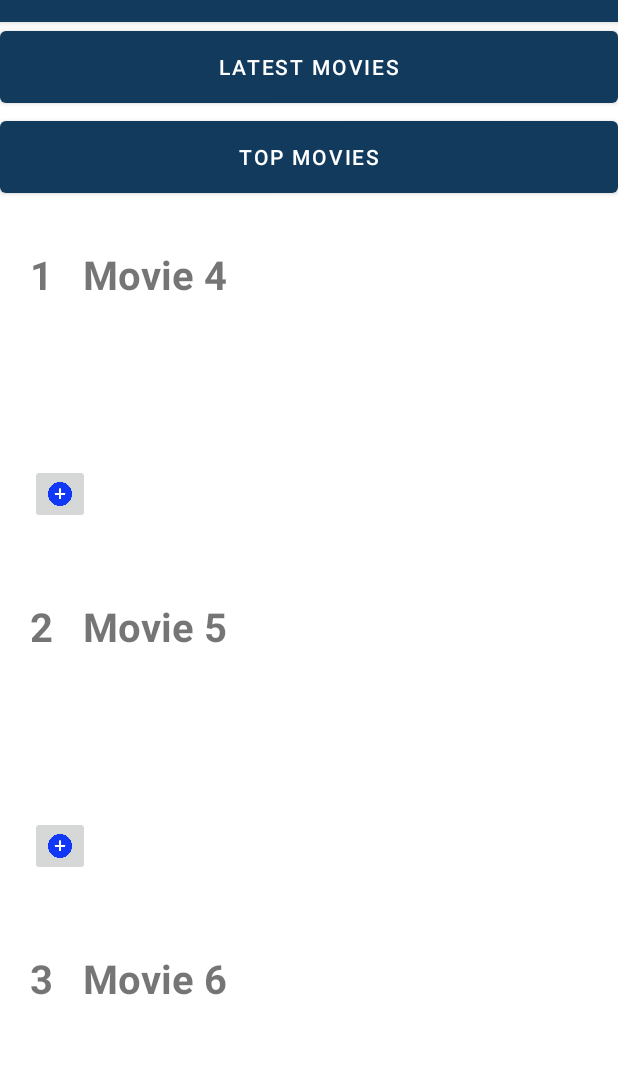
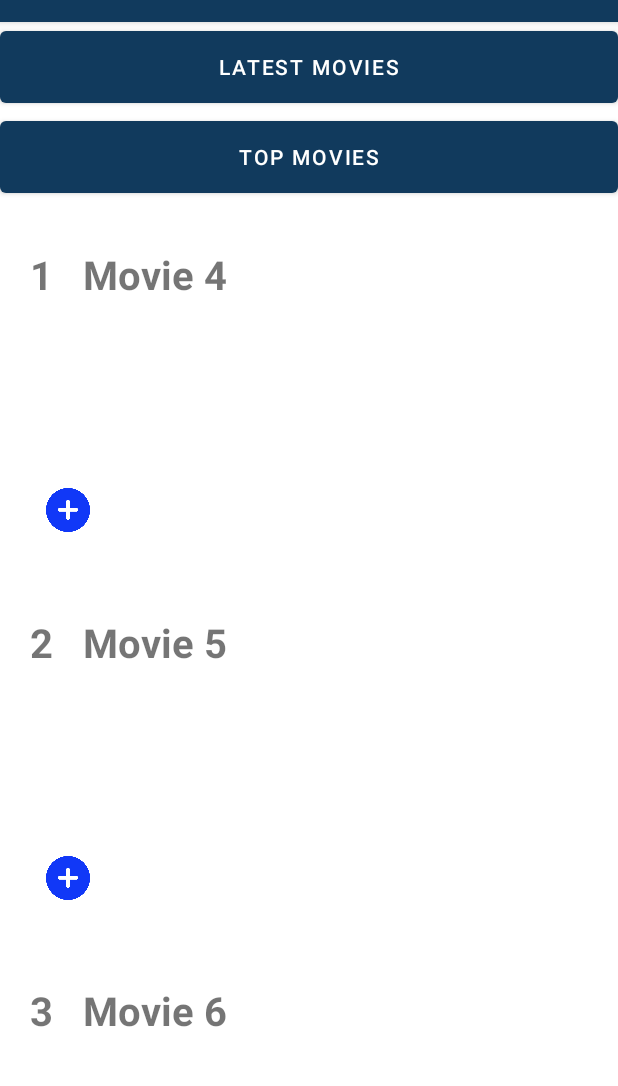
Before and after one commit to paneleon/MovieCollection, an Android app: the RecommendationsActivity screen opened directly, with no data from a screen before it, on a phone screen of 412 x 824 dp, the part 62-1148 px from its top. Run offline under Robolectric (Android 15) with nearby library versions, the phone set to English and light mode, and no system bars; our stand-ins replace Firebase (no records; nobody signed in at launch, a user with empty details on screens opened directly), Volley; network calls fail.

Commit message:
Proper buttons style

```diff
--- a/app/src/main/java/com/example/moviecollection/adapters/MovieListAdapter.java
+++ b/app/src/main/java/com/example/moviecollection/adapters/MovieListAdapter.java
@@ -41,7 +41,7 @@ public class MovieListAdapter extends RecyclerView.Adapter<MovieListAdapter.View
 //    }};
 
     Map<Boolean, Integer> buttonColors  = new HashMap<Boolean, Integer>() {{
-        put(true, R.color.blue4);
+        put(true, R.color.light_gray);
         put(false, R.color.white);
     }};
 
--- /dev/null
+++ b/app/src/main/res/drawable/movie_list_button.xml
@@ -0,0 +1,12 @@
+<?xml version="1.0" encoding="utf-8"?>
+    <shape
+        xmlns:android="http://schemas.android.com/apk/res/android"
+        android:shape="rectangle">
+        <gradient
+            android:type="radial"
+            android:gradientRadius="120"
+            android:startColor="@color/white"
+            android:endColor="@color/light_gray"
+            />
+        <corners android:radius="1dp" />
+    </shape>
--- a/app/src/main/res/layout/recycler_view_movie_list.xml
+++ b/app/src/main/res/layout/recycler_view_movie_list.xml
@@ -36,7 +36,6 @@
         style="@style/text_style2"
         android:layout_alignParentRight="true"
         android:layout_below="@+id/movie_overview"
-
         />
 
     <ImageButton
@@ -45,42 +44,35 @@
         android:layout_alignParentBottom="true"
         android:layout_toLeftOf="@+id/movie_item_favorite_button"
         android:id="@+id/movie_item_seen_button"
-        android:scaleType="fitCenter"
-        android:adjustViewBounds="true"
-        android:layout_width="40dp"
-        android:layout_height="40dp"/>
+        style="@style/movie_list_button"
+        />
 
     <ImageButton
         android:id="@+id/movie_item_favorite_button"
         android:src="@drawable/favorite"
         android:layout_below="@+id/movie_rating"
         android:layout_alignParentBottom="true"
-        android:scaleType="fitCenter"
         android:adjustViewBounds="true"
         android:layout_toLeftOf="@+id/movie_item_remove_button"
-        android:layout_width="40dp"
-        android:layout_height="40dp"/>
+        style="@style/movie_list_button"
+        />
 
     <ImageButton
         android:id="@+id/movie_item_remove_button"
         android:src="@drawable/remove"
-        android:scaleType="fitCenter"
-        android:adjustViewBounds="true"
         android:layout_below="@+id/movie_rating"
         android:layout_alignParentBottom="true"
         android:layout_alignParentRight="true"
-        android:layout_width="40dp"
-        android:layout_height="40dp"/>
+        style="@style/movie_list_button"
+        />
 
     <ImageButton
         android:src="@drawable/add"
         android:layout_below="@+id/movie_rating"
         android:layout_alignParentBottom="true"
         android:id="@+id/movie_item_add_button"
-        android:scaleType="fitCenter"
-        android:adjustViewBounds="true"
-        android:layout_width="40dp"
-        android:layout_height="40dp"/>
+        style="@style/movie_list_button"
+        />
 
 
 
--- a/app/src/main/res/values/colors.xml
+++ b/app/src/main/res/values/colors.xml
@@ -11,6 +11,7 @@
     <color name="yellow3">#F6D269</color>
     <color name="black">#FF000000</color>
     <color name="white">#FFFFFFFF</color>
+    <color name="light_gray">#F2F4F7</color>
 
     <color name="faded">#31588A</color>
 
--- a/app/src/main/res/values/styles.xml
+++ b/app/src/main/res/values/styles.xml
@@ -19,4 +19,15 @@
         <item name="android:layout_marginBottom">10dp</item>
     </style>
 
+    <style name="movie_list_button">
+        <item name="android:scaleType">fitCenter</item>
+        <item name="android:adjustViewBounds">true</item>
+        <item name="android:layout_width">40dp</item>
+        <item name="android:layout_height">40dp</item>
+        <item name="android:layout_margin">5dp</item>
+        <item name="android:background">@color/white</item>
+<!--        <item name="android:background">@drawable/movie_list_button</item>-->
+        <item name="android:padding">5dp</item>
+    </style>
+
 </resources>
```
